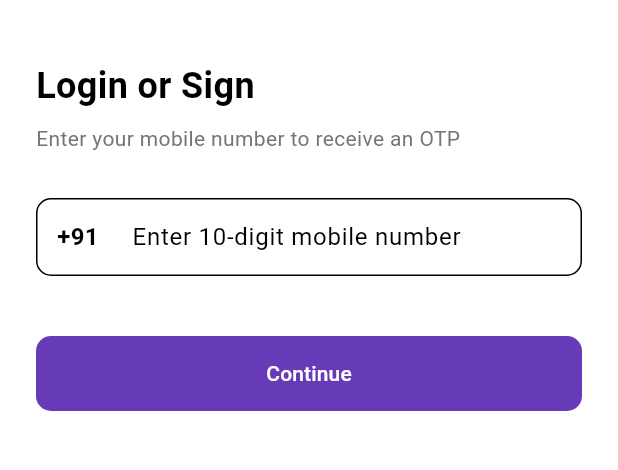
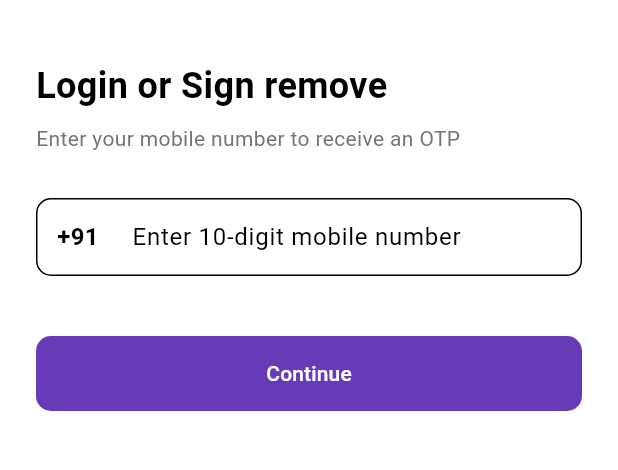
Before and after one commit to jobin114141/new_learn_ecomerse, a Flutter app: the screen it shows after launch, on a phone screen of 412 x 824 dp, the part 231-701 px from its top. Run offline on Flutter 3.47's test engine with Material 3 defaults, Android fonts, the phone set to English and light mode, and no system bars; our stand-ins replace cached_network_image, dartz, dio, flutter_hooks, flutter_secure_storage, go_router and 3 more; generated files the repository leaves out were written again; Roboto replaces fonts that are missing (Poppins).

Commit message:
updated to reomvede

```diff
--- a/lib/features/auth/presentation/screens/phone_login_screen.dart
+++ b/lib/features/auth/presentation/screens/phone_login_screen.dart
@@ -58,7 +58,7 @@ class LoginScreen extends HookConsumerWidget {
 
                 const SizedBox(height: 40),
                 const Text(
-                  'Login or Sign ',
+                  'Login or Sign remove',
                   style: TextStyle(fontSize: 24, fontWeight: FontWeight.bold),
                 ),
                 const SizedBox(height: 8),
```
